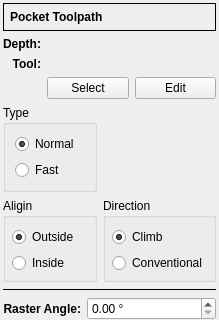
First picture: the form in G2G/forms/pocketrasterform.ui, repository XRay3D/GERBER_X3, before the edit; both pictures show x 0 to 219 and y 0 to 320 of the 219 by 473 pixel window.
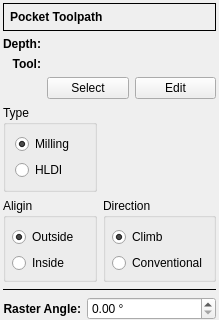
Second picture: the form after the edit. Icons and pictures are not drawn. Custom widgets are drawn as their Qt base class.

```diff
--- a/G2G/forms/pocketrasterform.ui
+++ b/G2G/forms/pocketrasterform.ui
@@ -292,7 +292,7 @@
         <item>
          <widget class="QRadioButton" name="rbNormal">
           <property name="text">
-           <string>Normal</string>
+           <string>Milling</string>
           </property>
           <property name="checked">
            <bool>true</bool>
@@ -302,7 +302,7 @@
         <item>
          <widget class="QRadioButton" name="rbFast">
           <property name="text">
-           <string>Fast</string>
+           <string>HLDI</string>
           </property>
          </widget>
         </item>
```
